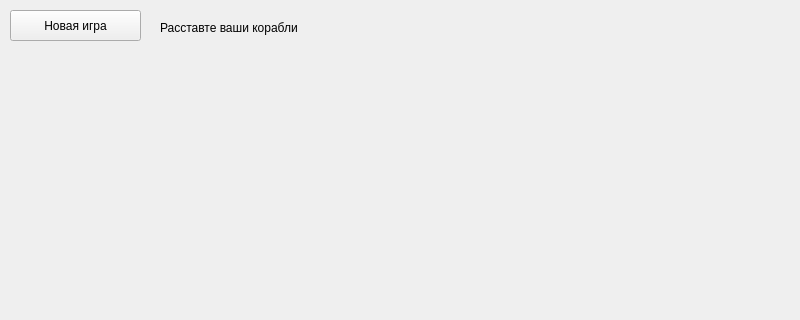
Qt form mainwindow.ui (Dismeat/SeaKnight) before a commit; both pictures show x 0 to 800 and y 0 to 320 of the 800 by 600 pixel window.
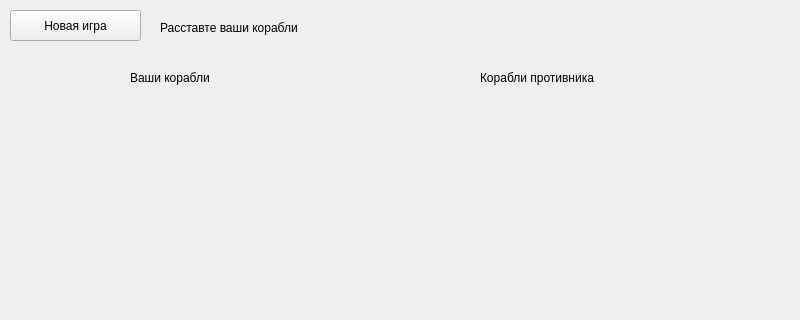
The same form after that commit.

Commit message: Drawing game field, refactoring class logic

Patch:
```diff
--- a/mainwindow.ui
+++ b/mainwindow.ui
@@ -40,6 +40,32 @@
      <string>Расставте ваши корабли</string>
     </property>
    </widget>
+   <widget class="QLabel" name="label_2">
+    <property name="geometry">
+     <rect>
+      <x>130</x>
+      <y>70</y>
+      <width>171</width>
+      <height>16</height>
+     </rect>
+    </property>
+    <property name="text">
+     <string>Ваши корабли</string>
+    </property>
+   </widget>
+   <widget class="QLabel" name="label_3">
+    <property name="geometry">
+     <rect>
+      <x>480</x>
+      <y>70</y>
+      <width>171</width>
+      <height>16</height>
+     </rect>
+    </property>
+    <property name="text">
+     <string>Корабли противника</string>
+    </property>
+   </widget>
   </widget>
   <widget class="QStatusBar" name="statusbar"/>
  </widget>
```
The commit also changes 5 other files.
